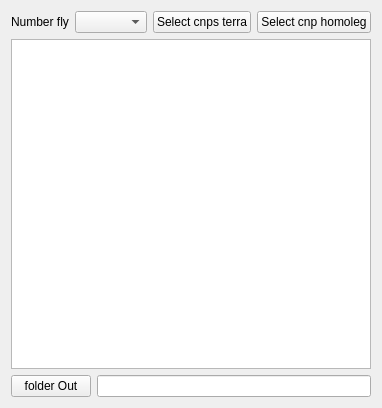
First picture: the form in combinecnp.ui, repository tonilogar/ToolsPcot, before the edit.
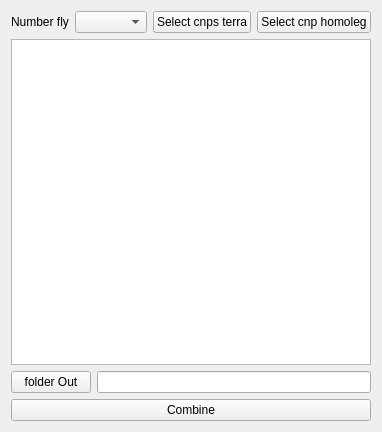
Second picture: the form after the edit.

Patch:
```diff
--- a/combinecnp.ui
+++ b/combinecnp.ui
@@ -6,8 +6,8 @@
    <rect>
     <x>0</x>
     <y>0</y>
-    <width>357</width>
-    <height>408</height>
+    <width>362</width>
+    <height>432</height>
    </rect>
   </property>
   <property name="windowTitle">
@@ -59,6 +59,13 @@
      </item>
     </layout>
    </item>
+   <item>
+    <widget class="QPushButton" name="pushButton">
+     <property name="text">
+      <string>Combine</string>
+     </property>
+    </widget>
+   </item>
   </layout>
  </widget>
  <resources/>
```
